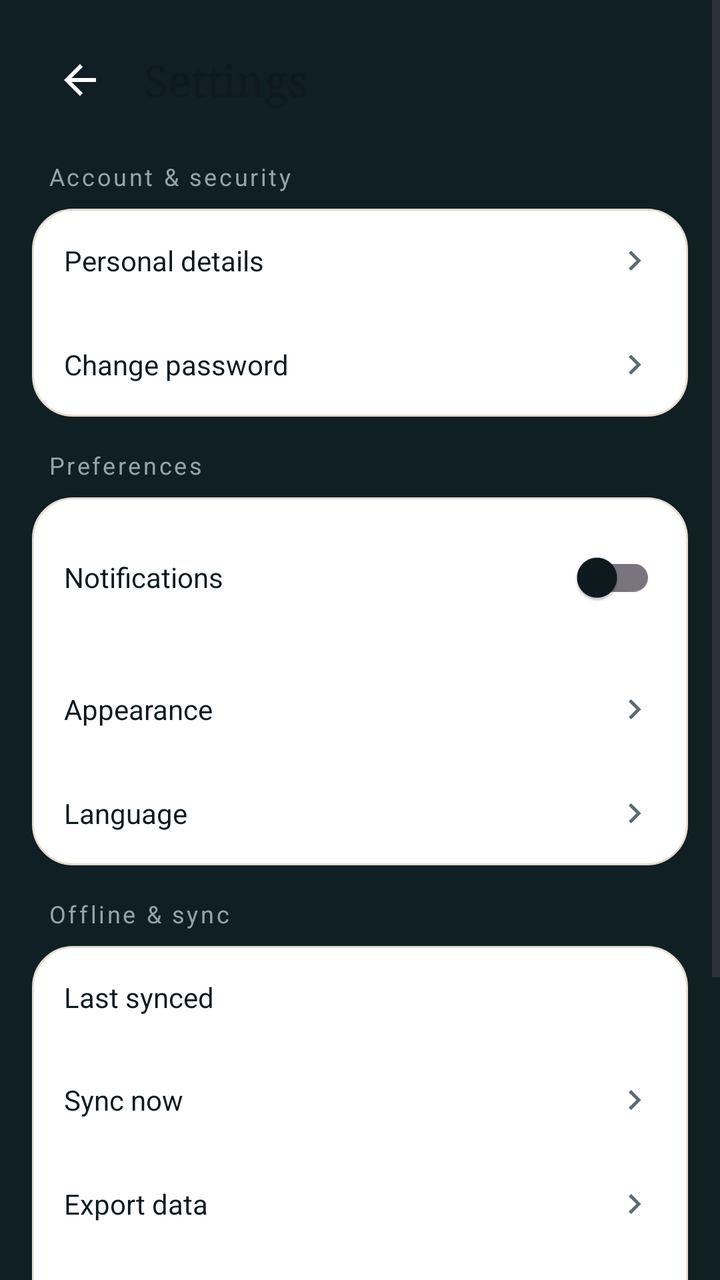
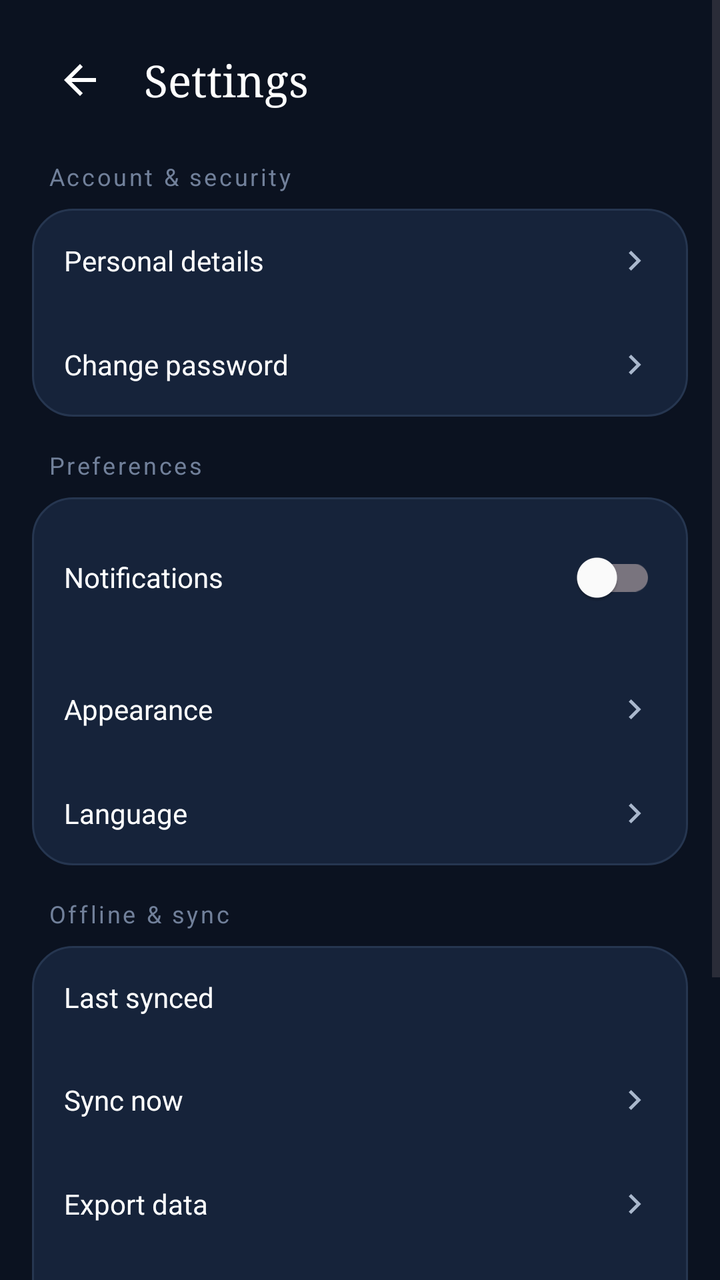

The first picture is an Android layout as it rendered before a commit; the second is the same layout after the commit. The layout source and the unified diff follow.
<!-- AndroidManifest.xml: application theme Theme.Streakly -->
<!-- res/layout/activity_settings.xml -->
<?xml version="1.0" encoding="utf-8"?>
<ScrollView xmlns:android="http://schemas.android.com/apk/res/android"
    android:layout_width="match_parent" android:layout_height="match_parent"
    android:background="@color/background_primary">

    <LinearLayout android:layout_width="match_parent" android:layout_height="wrap_content"
        android:orientation="vertical" android:padding="16dp">

        <LinearLayout android:layout_width="match_parent" android:layout_height="wrap_content"
            android:orientation="horizontal" android:gravity="center_vertical">
            <ImageView android:id="@+id/btnBack"
                android:layout_width="48dp" android:layout_height="48dp"
                android:src="@drawable/ic_back" android:padding="12dp"
                android:background="?attr/selectableItemBackgroundBorderless" />
            <TextView android:layout_width="wrap_content" android:layout_height="wrap_content"
                android:text="@string/settings" android:textSize="22sp"
                android:textColor="@color/text_primary" android:fontFamily="serif"
                android:layout_marginStart="8dp" />
        </LinearLayout>

        <TextView android:layout_width="wrap_content" android:layout_height="wrap_content"
            android:text="@string/account_security" android:textColor="@color/text_muted"
            android:textSize="12sp" android:layout_marginTop="16dp"
            android:layout_marginStart="8dp" android:letterSpacing="0.1" />

        <LinearLayout android:layout_width="match_parent" android:layout_height="wrap_content"
            android:orientation="vertical" android:background="@drawable/bg_card_dark"
            android:layout_marginTop="8dp">
            <LinearLayout android:id="@+id/rowPersonal"
                android:layout_width="match_parent" android:layout_height="wrap_content"
                android:orientation="horizontal" android:gravity="center_vertical"
                android:padding="16dp" android:background="?attr/selectableItemBackground">
                <TextView android:layout_width="0dp" android:layout_height="wrap_content"
                    android:layout_weight="1" android:text="@string/personal_details"
                    android:textColor="@color/text_primary" />
                <TextView android:id="@+id/tvPersonalValue"
                    android:layout_width="wrap_content" android:layout_height="wrap_content"
                    android:textColor="@color/text_secondary" />
                <ImageView android:layout_width="20dp" android:layout_height="20dp"
                    android:src="@drawable/ic_chevron_right" />
            </LinearLayout>
            <LinearLayout android:id="@+id/rowPassword"
                android:layout_width="match_parent" android:layout_height="wrap_content"
                android:orientation="horizontal" android:gravity="center_vertical"
                android:padding="16dp" android:background="?attr/selectableItemBackground">
                <TextView android:layout_width="0dp" android:layout_height="wrap_content"
                    android:layout_weight="1" android:text="@string/change_password"
                    android:textColor="@color/text_primary" />
                <ImageView android:layout_width="20dp" android:layout_height="20dp"
                    android:src="@drawable/ic_chevron_right" />
            </LinearLayout>
        </LinearLayout>

        <TextView android:layout_width="wrap_content" android:layout_height="wrap_content"
            android:text="@string/preferences" android:textColor="@color/text_muted"
            android:textSize="12sp" android:layout_marginTop="16dp"
            android:layout_marginStart="8dp" android:letterSpacing="0.1" />

        <LinearLayout android:layout_width="match_parent" android:layout_height="wrap_content"
            android:orientation="vertical" android:background="@drawable/bg_card_dark"
            android:layout_marginTop="8dp">
            <LinearLayout android:layout_width="match_parent" android:layout_height="wrap_content"
                android:orientation="horizontal" android:gravity="center_vertical"
                android:padding="16dp">
                <TextView android:layout_width="0dp" android:layout_height="wrap_content"
                    android:layout_weight="1" android:text="@string/notifications"
                    android:textColor="@color/text_primary" />
                <com.google.android.material.switchmaterial.SwitchMaterial
                    android:id="@+id/switchNotifications"
                    android:layout_width="wrap_content" android:layout_height="wrap_content" />
            </LinearLayout>
            <LinearLayout android:id="@+id/rowTheme"
                android:layout_width="match_parent" android:layout_height="wrap_content"
                android:orientation="horizontal" android:gravity="center_vertical"
                android:padding="16dp" android:background="?attr/selectableItemBackground">
                <TextView android:layout_width="0dp" android:layout_height="wrap_content"
                    android:layout_weight="1" android:text="@string/appearance"
                    android:textColor="@color/text_primary" />
                <TextView android:id="@+id/tvThemeValue"
                    android:layout_width="wrap_content" android:layout_height="wrap_content"
                    android:textColor="@color/text_secondary" />
                <ImageView android:layout_width="20dp" android:layout_height="20dp"
                    android:src="@drawable/ic_chevron_right" />
            </LinearLayout>
            <LinearLayout android:id="@+id/rowLanguage"
                android:layout_width="match_parent" android:layout_height="wrap_content"
                android:orientation="horizontal" android:gravity="center_vertical"
                android:padding="16dp" android:background="?attr/selectableItemBackground">
                <TextView android:layout_width="0dp" android:layout_height="wrap_content"
                    android:layout_weight="1" android:text="@string/language"
                    android:textColor="@color/text_primary" />
                <TextView android:id="@+id/tvLanguageValue"
                    android:layout_width="wrap_content" android:layout_height="wrap_content"
                    android:textColor="@color/text_secondary" />
                <ImageView android:layout_width="20dp" android:layout_height="20dp"
                    android:src="@drawable/ic_chevron_right" />
            </LinearLayout>
        </LinearLayout>

        <TextView android:layout_width="wrap_content" android:layout_height="wrap_content"
            android:text="@string/offline_sync" android:textColor="@color/text_muted"
            android:textSize="12sp" android:layout_marginTop="16dp"
            android:layout_marginStart="8dp" android:letterSpacing="0.1" />

        <LinearLayout android:layout_width="match_parent" android:layout_height="wrap_content"
            android:orientation="vertical" android:background="@drawable/bg_card_dark"
            android:layout_marginTop="8dp">
            <LinearLayout android:layout_width="match_parent" android:layout_height="wrap_content"
                android:orientation="horizontal" android:gravity="center_vertical"
                android:padding="16dp">
                <TextView android:layout_width="0dp" android:layout_height="wrap_content"
                    android:layout_weight="1" android:text="@string/last_synced"
                    android:textColor="@color/text_primary" />
                <TextView android:id="@+id/tvSyncValue"
                    android:layout_width="wrap_content" android:layout_height="wrap_content"
                    android:textColor="@color/text_secondary" />
            </LinearLayout>
            <LinearLayout android:id="@+id/rowSyncNow"
                android:layout_width="match_parent" android:layout_height="wrap_content"
                android:orientation="horizontal" android:gravity="center_vertical"
                android:padding="16dp" android:background="?attr/selectableItemBackground">
                <TextView android:layout_width="0dp" android:layout_height="wrap_content"
                    android:layout_weight="1" android:text="@string/sync_now"
                    android:textColor="@color/text_primary" />
                <ImageView android:layout_width="20dp" android:layout_height="20dp"
                    android:src="@drawable/ic_chevron_right" />
            </LinearLayout>
            <LinearLayout android:id="@+id/rowExport"
                android:layout_width="match_parent" android:layout_height="wrap_content"
                android:orientation="horizontal" android:gravity="center_vertical"
                android:padding="16dp" android:background="?attr/selectableItemBackground">
                <TextView android:layout_width="0dp" android:layout_height="wrap_content"
                    android:layout_weight="1" android:text="@string/export_data"
                    android:textColor="@color/text_primary" />
                <ImageView android:layout_width="20dp" android:layout_height="20dp"
                    android:src="@drawable/ic_chevron_right" />
            </LinearLayout>
            <LinearLayout android:id="@+id/rowDeleteData"
                android:layout_width="match_parent" android:layout_height="wrap_content"
                android:orientation="horizontal" android:gravity="center_vertical"
                android:padding="16dp" android:background="?attr/selectableItemBackground">
                <TextView android:layout_width="0dp" android:layout_height="wrap_content"
                    android:layout_weight="1" android:text="@string/delete_all_data"
                    android:textColor="@color/error" />
            </LinearLayout>
        </LinearLayout>

        <TextView android:layout_width="wrap_content" android:layout_height="wrap_content"
            android:text="@string/about" android:textColor="@color/text_muted"
            android:textSize="12sp" android:layout_marginTop="16dp"
            android:layout_marginStart="8dp" android:letterSpacing="0.1" />

        <LinearLayout android:layout_width="match_parent" android:layout_height="wrap_content"
            android:orientation="vertical" android:background="@drawable/bg_card_dark"
            android:layout_marginTop="8dp">
            <LinearLayout android:id="@+id/rowAbout"
                android:layout_width="match_parent" android:layout_height="wrap_content"
                android:orientation="horizontal" android:gravity="center_vertical"
                android:padding="16dp" android:background="?attr/selectableItemBackground">
                <TextView android:layout_width="0dp" android:layout_height="wrap_content"
                    android:layout_weight="1" android:text="@string/about"
                    android:textColor="@color:text_primary" />
                <TextView android:id="@+id/tvVersion"
                    android:layout_width="wrap_content" android:layout_height="wrap_content"
                    android:textColor="@color/text_secondary" />
                <ImageView android:layout_width="20dp" android:layout_height="20dp"
                    android:src="@drawable/ic_chevron_right" />
            </LinearLayout>
            <LinearLayout android:id="@+id/rowDeleteAccount"
                android:layout_width="match_parent" android:layout_height="wrap_content"
                android:orientation="horizontal" android:gravity="center_vertical"
                android:padding="16dp" android:background="?attr/selectableItemBackground">
                <TextView android:layout_width="0dp" android:layout_height="wrap_content"
                    android:layout_weight="1" android:text="@string/delete_account"
                    android:textColor="@color/error" />
            </LinearLayout>
        </LinearLayout>
    </LinearLayout>
</ScrollView>
<!-- resources referenced by this layout -->
<resources>
  <color name="background_primary">#101f24</color>
  <color name="error">#EB5757</color>
  <color name="text_muted">#97A3A9</color>
  <color name="text_primary">#0E1A1F</color>
  <color name="text_secondary">#5C6B72</color>
  <!-- drawable bg_card_dark (drawable) -->
  <?xml version="1.0" encoding="utf-8"?>
  <shape xmlns:android="http://schemas.android.com/apk/res/android" android:shape="rectangle">
      <solid android:color="@color/surface_card" />
      <corners android:radius="20dp" />
      <stroke android:width="1dp" android:color="@color/divider" />
  </shape>
  <!-- drawable ic_back (drawable) -->
  <vector xmlns:android="http://schemas.android.com/apk/res/android"
      android:width="24dp"
      android:height="24dp"
      android:viewportWidth="24"
      android:viewportHeight="24">
    <path
        android:fillColor="#FFFFFFFF"
        android:pathData="M20,11H7.83l5.59,-5.59L12,4l-8,8 8,8 1.41,-1.41L7.83,13H20v-2z"/>
  </vector>
  <!-- drawable ic_chevron_right (drawable) -->
  <vector xmlns:android="http://schemas.android.com/apk/res/android"
      android:width="24dp" android:height="24dp"
      android:viewportWidth="24" android:viewportHeight="24">
      <path android:fillColor="@color/text_secondary"
          android:pathData="M9,6 L15,12 L9,18 L7.6,16.6 L12.2,12 L7.6,7.4 Z" />
  </vector>
  <string name="about">About &amp; help</string>
  <string name="account_security">Account &amp; security</string>
  <string name="appearance">Appearance</string>
  <string name="change_password">Change password</string>
  <string name="delete_account">Delete account</string>
  <string name="delete_all_data">Delete all data</string>
  <string name="export_data">Export data</string>
  <string name="language">Language</string>
  <string name="last_synced">Last synced</string>
  <string name="notifications">Notifications</string>
  <string name="offline_sync">Offline &amp; sync</string>
  <string name="personal_details">Personal details</string>
  <string name="preferences">Preferences</string>
  <string name="settings">Settings</string>
  <string name="sync_now">Sync now</string>
  <style name="Theme.Streakly" parent="Base.Theme.Streakly">
          <item name="colorPrimary">@color/streakly_teal</item>
          <item name="colorOnPrimary">@color/text_on_teal</item>
          <item name="colorSecondary">@color/flame_500</item>
          <item name="colorOnSecondary">@color/text_on_flame</item>
          <item name="colorSurface">@color/surface_card</item>
          <item name="colorOnSurface">@color/text_primary</item>
          <item name="android:colorBackground">@color/background_primary</item>
          <item name="android:statusBarColor">@color/teal_900</item>
          <item name="android:navigationBarColor">@color/teal_900</item>
      </style>
  <color name="surface_card">#FFFFFF</color>
  <color name="divider">#E5DDD0</color>
  <style name="Base.Theme.Streakly" parent="Theme.Material3.DayNight.NoActionBar">
          
          <item name="colorPrimary">@color/primary</item>
          <item name="colorSecondary">@color/accent</item>
          <item name="android:windowBackground">@color/background_light</item>
          <item name="android:statusBarColor">?attr/colorPrimaryVariant</item>
      </style>
  <color name="streakly_teal">#1F4E5F</color>
  <color name="text_on_teal">#FFFFFF</color>
  <color name="flame_500">#F2994A</color>
  <color name="text_on_flame">#FFFFFF</color>
  <color name="teal_900">#101f24</color>
  <color name="primary">#FF5722</color>
  <color name="accent">#009688</color>
  <color name="background_light">#FAFAFA</color>
</resources>

<!-- the commit's change to res/layout/activity_settings.xml (unified diff, before → after) -->
@@ -159,7 +159,7 @@
                 android:padding="16dp" android:background="?attr/selectableItemBackground">
                 <TextView android:layout_width="0dp" android:layout_height="wrap_content"
                     android:layout_weight="1" android:text="@string/about"
-                    android:textColor="@color:text_primary" />
+                    android:textColor="@color/text_primary" />
                 <TextView android:id="@+id/tvVersion"
                     android:layout_width="wrap_content" android:layout_height="wrap_content"
                     android:textColor="@color/text_secondary" />
<!-- resource entries referenced after the edit -->
@@ -1,10 +1,10 @@
 <!-- resources referenced by this layout -->
 <resources>
-  <color name="background_primary">#101f24</color>
-  <color name="error">#EB5757</color>
-  <color name="text_muted">#97A3A9</color>
-  <color name="text_primary">#0E1A1F</color>
-  <color name="text_secondary">#5C6B72</color>
+  <color name="background_primary">#0B1220</color>
+  <color name="error">#FF5C5C</color>
+  <color name="text_muted">#71809A</color>
+  <color name="text_primary">#FFFFFF</color>
+  <color name="text_secondary">#A9B7CC</color>
   <!-- drawable bg_card_dark (drawable) -->
   <?xml version="1.0" encoding="utf-8"?>
   <shape xmlns:android="http://schemas.android.com/apk/res/android" android:shape="rectangle">
@@ -13,14 +13,15 @@
       <stroke android:width="1dp" android:color="@color/divider" />
   </shape>
   <!-- drawable ic_back (drawable) -->
+  <?xml version="1.0" encoding="utf-8"?>
   <vector xmlns:android="http://schemas.android.com/apk/res/android"
       android:width="24dp"
       android:height="24dp"
       android:viewportWidth="24"
       android:viewportHeight="24">
-    <path
-        android:fillColor="#FFFFFFFF"
-        android:pathData="M20,11H7.83l5.59,-5.59L12,4l-8,8 8,8 1.41,-1.41L7.83,13H20v-2z"/>
+      <path
+          android:fillColor="@color/text_primary"
+          android:pathData="M20,11 L7.8,11 L13.4,5.4 L12,4 L4,12 L12,20 L13.4,18.6 L7.8,13 L20,13 Z" />
   </vector>
   <!-- drawable ic_chevron_right (drawable) -->
   <vector xmlns:android="http://schemas.android.com/apk/res/android"
@@ -44,33 +45,39 @@
   <string name="preferences">Preferences</string>
   <string name="settings">Settings</string>
   <string name="sync_now">Sync now</string>
-  <style name="Theme.Streakly" parent="Base.Theme.Streakly">
-          <item name="colorPrimary">@color/streakly_teal</item>
-          <item name="colorOnPrimary">@color/text_on_teal</item>
-          <item name="colorSecondary">@color/flame_500</item>
-          <item name="colorOnSecondary">@color/text_on_flame</item>
-          <item name="colorSurface">@color/surface_card</item>
-          <item name="colorOnSurface">@color/text_primary</item>
-          <item name="android:colorBackground">@color/background_primary</item>
-          <item name="android:statusBarColor">@color/teal_900</item>
-          <item name="android:navigationBarColor">@color/teal_900</item>
-      </style>
-  <color name="surface_card">#FFFFFF</color>
-  <color name="divider">#E5DDD0</color>
+  <style name="Theme.Streakly" parent="Base.Theme.Streakly" />
+  <color name="surface_card">#16233A</color>
+  <color name="divider">#263650</color>
   <style name="Base.Theme.Streakly" parent="Theme.Material3.DayNight.NoActionBar">
           
           <item name="colorPrimary">@color/primary</item>
+          <item name="colorOnPrimary">@color/white</item>
+          <item name="colorPrimaryContainer">@color/primary_light</item>
+          <item name="colorOnPrimaryContainer">@color/background_primary</item>
+  
           <item name="colorSecondary">@color/accent</item>
-          <item name="android:windowBackground">@color/background_light</item>
-          <item name="android:statusBarColor">?attr/colorPrimaryVariant</item>
+          <item name="colorOnSecondary">@color/white</item>
+  
+          <item name="colorSurface">@color/surface_card</item>
+          <item name="colorOnSurface">@color/text_primary</item>
+          <item name="colorSurfaceVariant">@color/background_secondary</item>
+          <item name="colorOnSurfaceVariant">@color/text_secondary</item>
+  
+          <item name="android:windowBackground">@color/background_primary</item>
+          <item name="android:statusBarColor">@color/background_primary</item>
+          <item name="android:navigationBarColor">@color/background_secondary</item>
+  
+          
+          <item name="textAppearanceTitleLarge">@style/TextAppearance.Streakly.Title</item>
       </style>
-  <color name="streakly_teal">#1F4E5F</color>
-  <color name="text_on_teal">#FFFFFF</color>
-  <color name="flame_500">#F2994A</color>
-  <color name="text_on_flame">#FFFFFF</color>
-  <color name="teal_900">#101f24</color>
-  <color name="primary">#FF5722</color>
-  <color name="accent">#009688</color>
-  <color name="background_light">#FAFAFA</color>
+  <color name="primary">#FF7A00</color>
+  <color name="white">#FFFFFF</color>
+  <color name="primary_light">#FF9F1C</color>
+  <color name="accent">#20C7B7</color>
+  <color name="background_secondary">#111B2E</color>
+  <style name="TextAppearance.Streakly.Title" parent="TextAppearance.Material3.TitleLarge">
+          <item name="android:textColor">@color/text_primary</item>
+          <item name="android:textStyle">bold</item>
+      </style>
 </resources>
 
